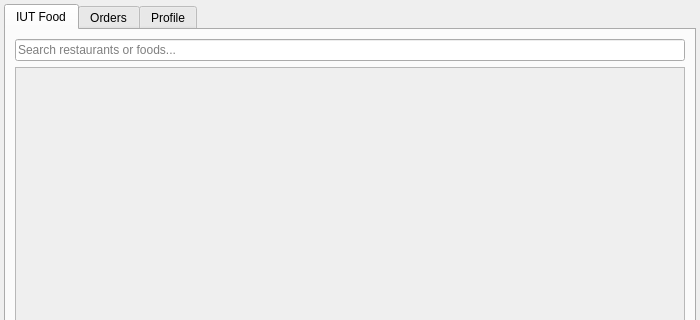
The window that customer.ui (ASHKAN3230/iut-food) describes before a commit, drawn with Qt 5; both pictures show x 0 to 700 and y 0 to 320 of the 700 by 600 pixel window.
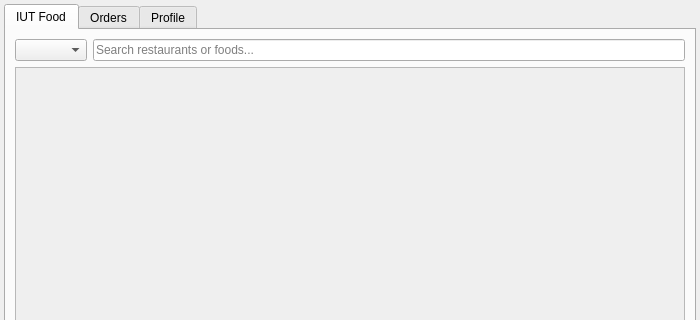
The same window after the commit.

```diff
--- a/customer.ui
+++ b/customer.ui
@@ -40,11 +40,22 @@
       </attribute>
       <layout class="QVBoxLayout" name="mainTabLayout">
        <item>
+        <layout class="QHBoxLayout" name="filterSearchLayout">
+         <item>
+          <widget class="QComboBox" name="filterComboBox">
+           <property name="sizeAdjustPolicy">
+            <enum>QComboBox::AdjustToContents</enum>
+           </property>
+          </widget>
+         </item>
+         <item>
         <widget class="QLineEdit" name="search_lineedit">
          <property name="placeholderText">
           <string>Search restaurants or foods...</string>
          </property>
         </widget>
+         </item>
+        </layout>
        </item>
        <item>
         <widget class="QScrollArea" name="resultsScrollArea">
```
Lines whose indentation alone changed are shown as unchanged.
